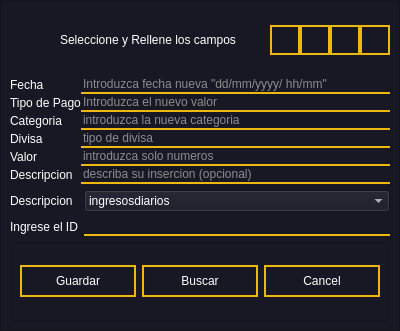
Above: ui/EditTable.ui from leonardo2322/Eva before the change. Below: the same form after it.
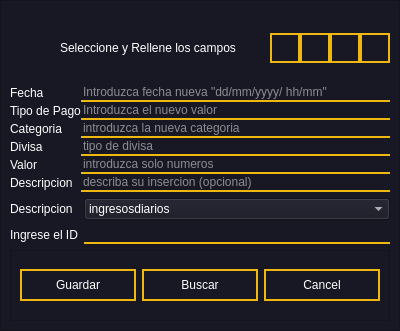
That is the form after the change.

```diff
--- a/ui/EditTable.ui
+++ b/ui/EditTable.ui
@@ -58,6 +58,9 @@
       <enum>QFrame::Raised</enum>
      </property>
      <layout class="QVBoxLayout" name="verticalLayout_2">
+      <property name="topMargin">
+       <number>17</number>
+      </property>
       <item>
        <layout class="QHBoxLayout" name="horizontalLayout" stretch="0,0,0,0,0,0">
         <property name="spacing">
```
Left out of the diff: 2 changed lines with no effect on the pictures.
